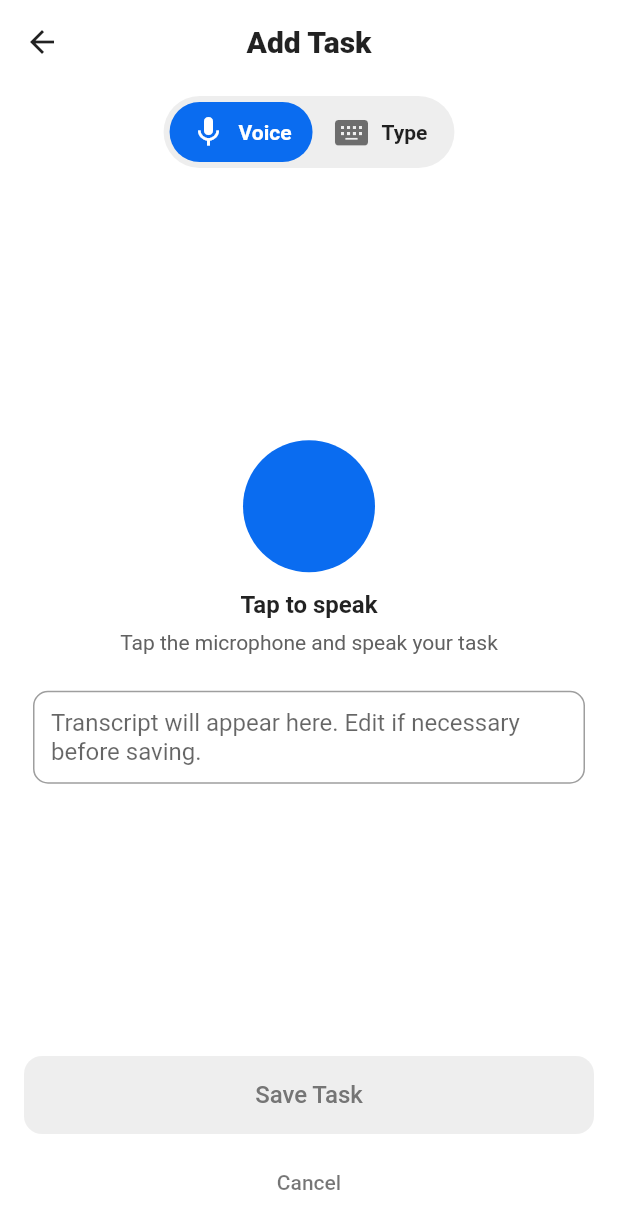
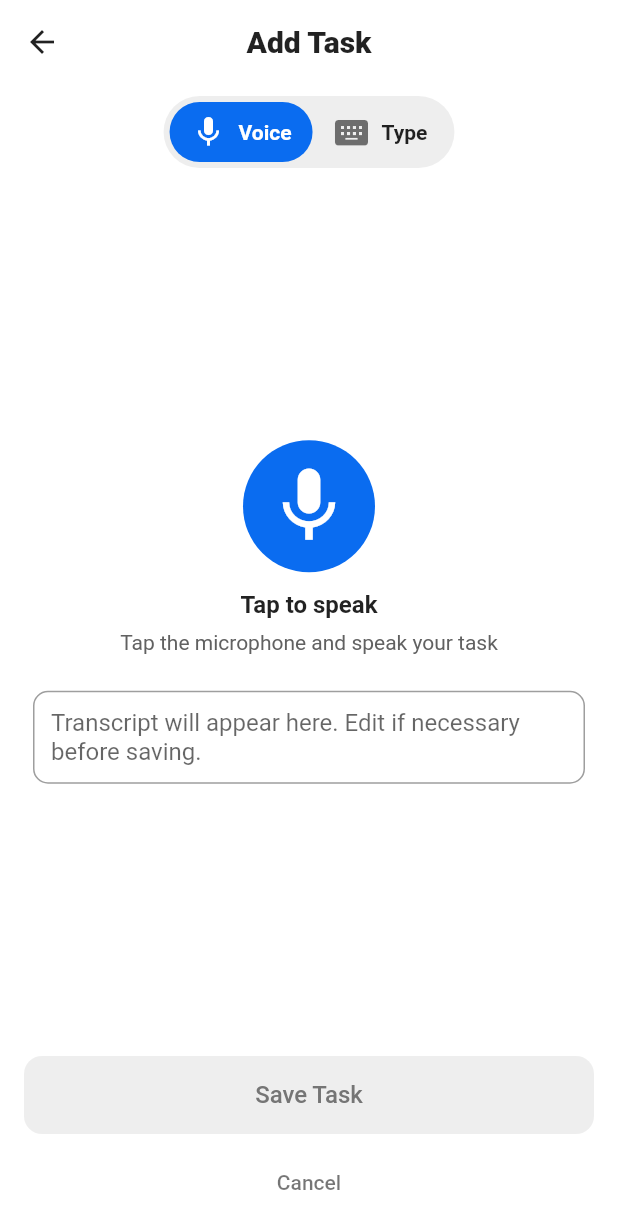
Before and after one commit to YangMin1022/easycare_to_do_app, a Flutter app: the AddTaskPage screen opened directly, on a phone screen of 412 x 824 dp. Shown: the top 1229 px of the screen. Run offline on Flutter 3.47's test engine with Material 3 defaults, Android fonts, the phone set to English and light mode, and no system bars; our stand-ins replace drift, flutter_local_notifications, flutter_timezone, flutter_tts, shared_preferences, speech_to_text and 1 more; accounts and stored records are empty; generated files the repository leaves out were written again.

Commit message:
Mic color changes

```diff
--- a/lib/add_task.dart
+++ b/lib/add_task.dart
@@ -417,7 +417,7 @@ class _AddTaskPageState extends State<AddTaskPage> {
               child: CircleAvatar(
                 radius: 44,
                 backgroundColor: _isListening ? Colors.redAccent : (_speechEnabled ? _primary : _surface),
-                child: Icon(Icons.mic, color: _isListening ? Colors.white : _primary, size: 60),
+                child: Icon(Icons.mic, color: _isListening ? Colors.white : Colors.white, size: 60),
               ),
             ),
           ),
```
